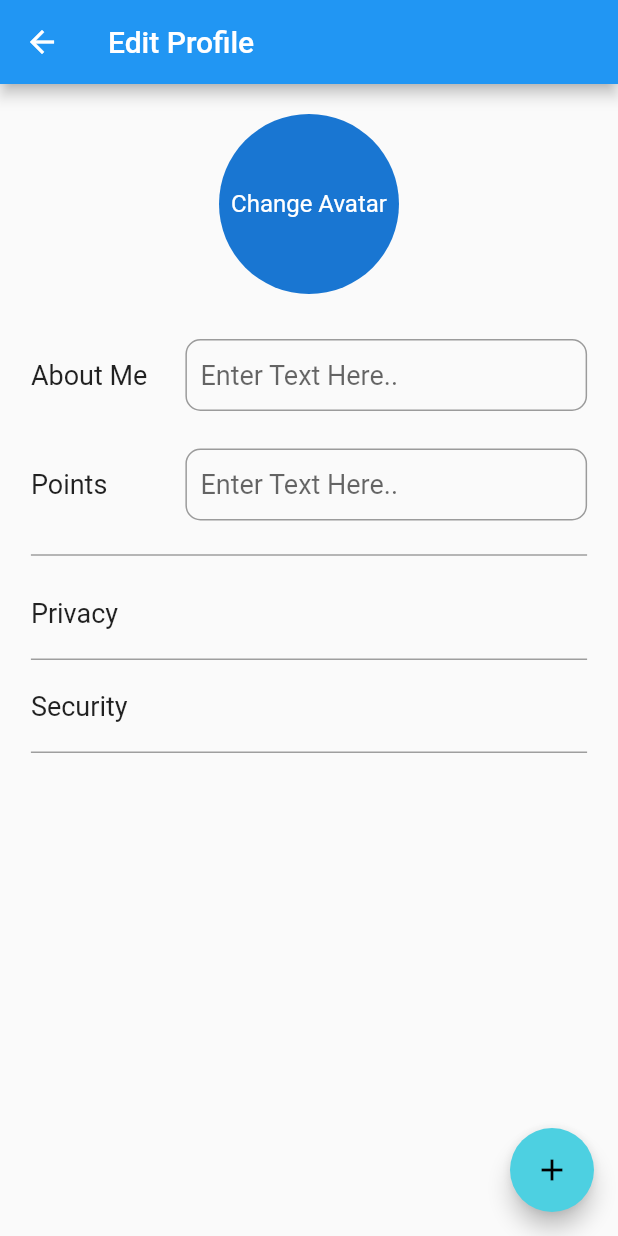
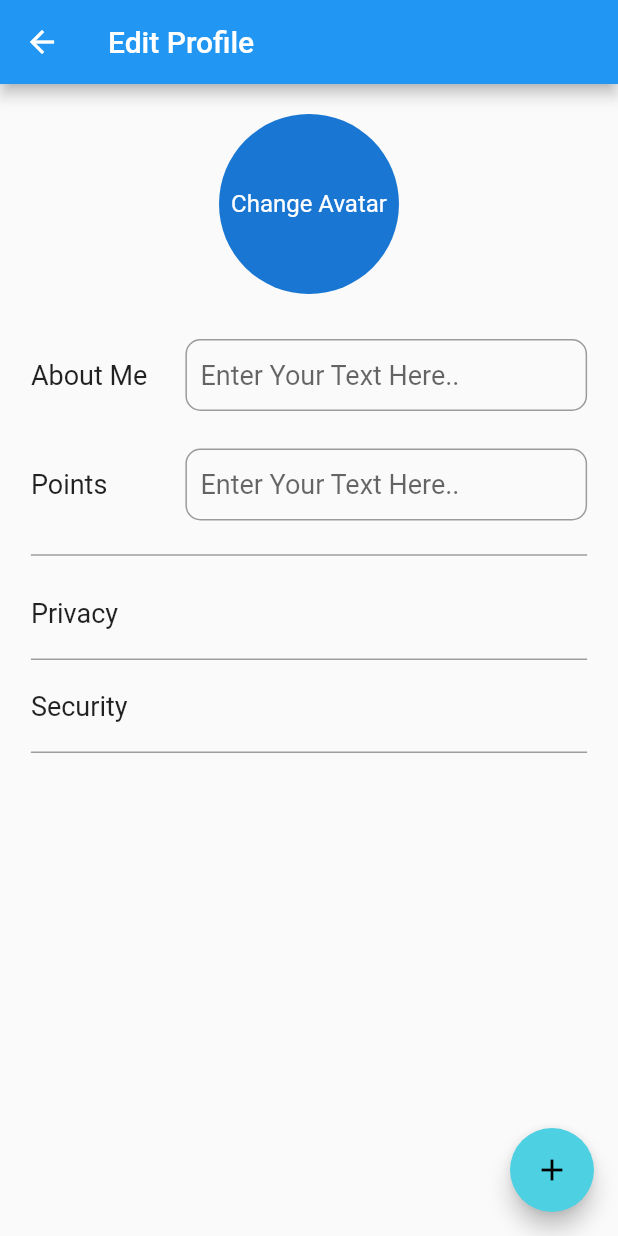
Before and after one commit to The-virgo-noid/talenthunt, a Flutter app: the EditScreen screen opened directly with empty values, on a phone screen of 412 x 824 dp. Run offline on Flutter 3.47's test engine with Material 2 defaults, Android fonts, the phone set to English and light mode, and no system bars; our stand-ins replace bottom_navy_bar, flutter_speed_dial, fluttertoast, font_awesome_flutter, image_picker, page_transition and 1 more; missing offline and left inert: dropdownfield.

Commit message:
change variable type to final for stateless class

```diff
--- a/lib/widgets/EditScreen.dart
+++ b/lib/widgets/EditScreen.dart
@@ -57,9 +57,9 @@ class EditScreen extends StatelessWidget {
   final Map profileData;
   EditScreen(this.profileData);
 
-  List<String> settings = ['Privacy', 'Security'];
+  final List<String> settings = ['Privacy', 'Security'];
 
-  var textfieldDecoration = InputDecoration(
+  final textfieldDecoration = InputDecoration(
     contentPadding: EdgeInsets.symmetric(
       horizontal: 10,
       vertical: 0,
@@ -70,7 +70,7 @@ class EditScreen extends StatelessWidget {
       ),
       borderRadius: BorderRadius.circular(10.0),
     ),
-    hintText: "Enter Text Here..",
+    hintText: "Enter Your Text Here..",
   );
 
   void gotoScreen(BuildContext context, String name) {
```
